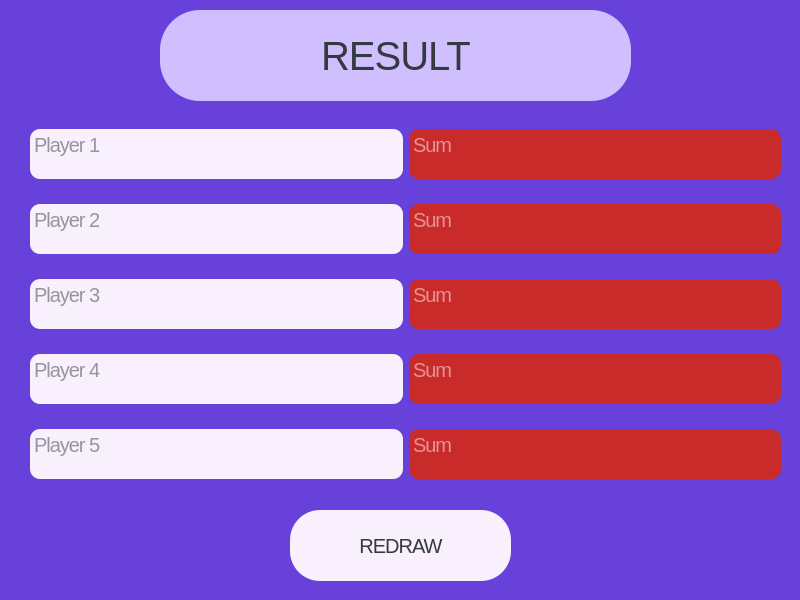
arturgesiarz/Magic_Dice, file resultwindow.ui: the form before one commit.
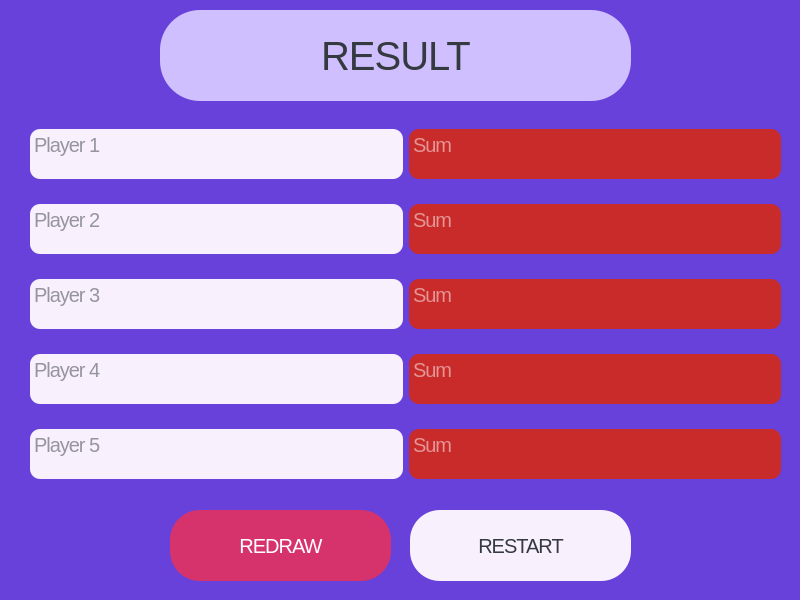
The form after the commit.

Commit message: Restart was working

```diff
--- a/resultwindow.ui
+++ b/resultwindow.ui
@@ -44,15 +44,15 @@
    <widget class="QPushButton" name="btnRedraw">
     <property name="geometry">
      <rect>
-      <x>290</x>
+      <x>170</x>
       <y>510</y>
       <width>221</width>
       <height>71</height>
      </rect>
     </property>
     <property name="styleSheet">
-     <string notr="true">background-color: #f8f0fc;
-color: #343a40;
+     <string notr="true">background-color: #d6336c;
+color: #fff;
 font: 20px;
 line-height: 1;
 letter-spacing: -1px;
@@ -463,6 +463,28 @@
      </item>
     </layout>
    </widget>
+   <widget class="QPushButton" name="btnRestart">
+    <property name="geometry">
+     <rect>
+      <x>410</x>
+      <y>510</y>
+      <width>221</width>
+      <height>71</height>
+     </rect>
+    </property>
+    <property name="styleSheet">
+     <string notr="true">background-color: #f8f0fc;
+color: #343a40;
+font: 20px;
+line-height: 1;
+letter-spacing: -1px;
+border-radius: 30px;
+</string>
+    </property>
+    <property name="text">
+     <string>RESTART</string>
+    </property>
+   </widget>
   </widget>
  </widget>
  <resources/>
```
The commit also changes 5 other files.
